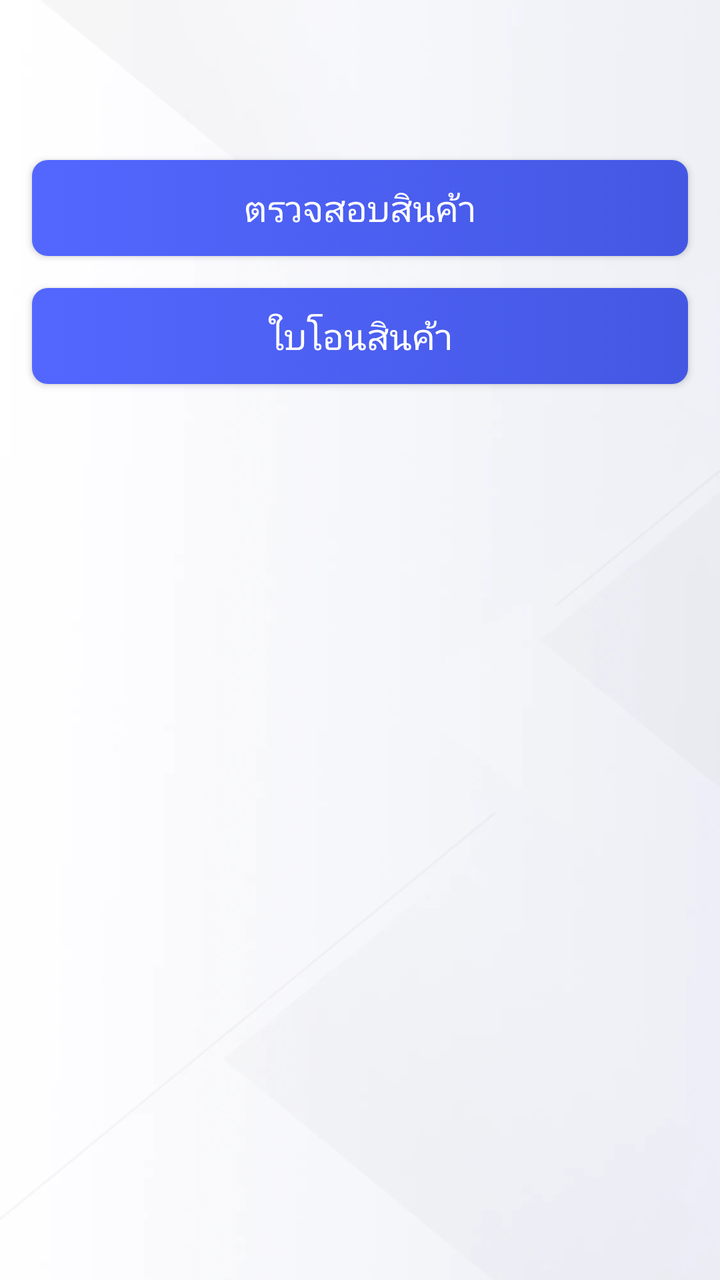
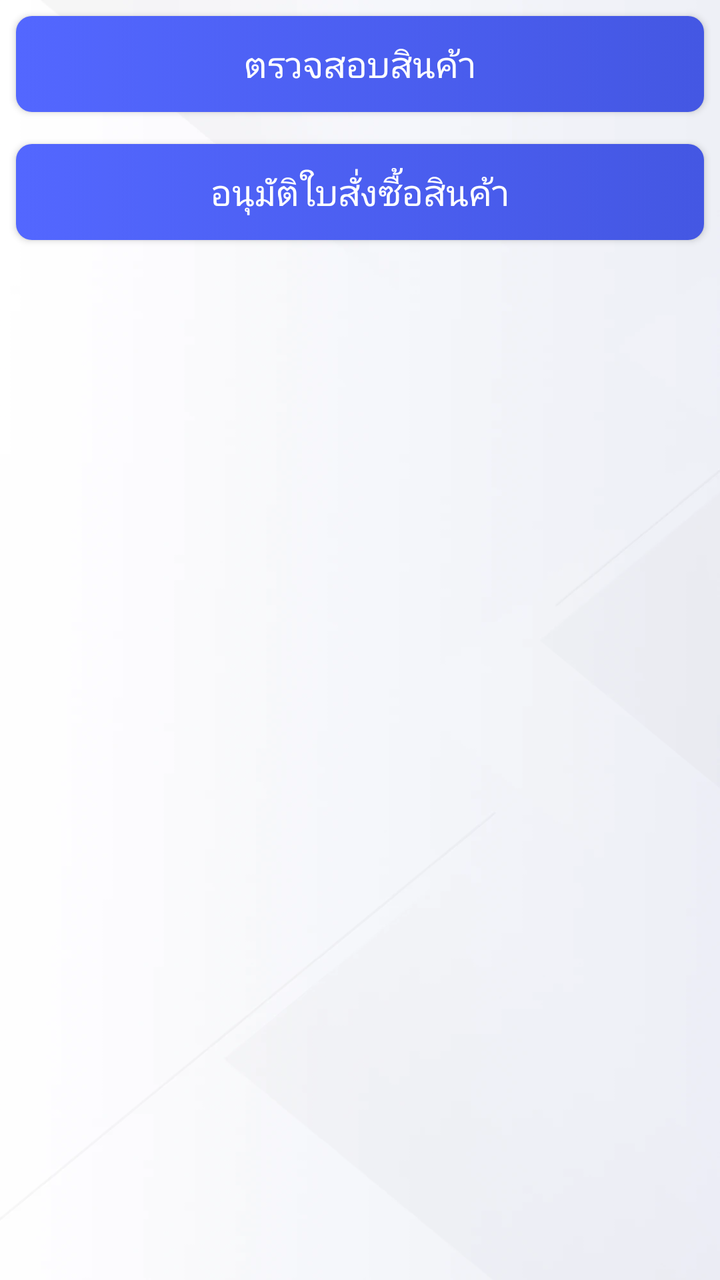

Before-and-after screenshots of an Android layout around one commit, followed by the original layout XML and the change that was made.
<!-- AndroidManifest.xml: application theme Theme.IdHome -->
<!-- res/layout/fragment_main.xml -->
<?xml version="1.0" encoding="utf-8"?>
<FrameLayout xmlns:android="http://schemas.android.com/apk/res/android"
    xmlns:app="http://schemas.android.com/apk/res-auto"
    xmlns:tools="http://schemas.android.com/tools"
    android:layout_width="match_parent"
    android:layout_height="match_parent"
    tools:context=".ui.fragment.MainFragment">

    <androidx.constraintlayout.widget.ConstraintLayout
        android:layout_width="match_parent"
        android:layout_height="match_parent"
        android:background="@drawable/splash_background">

        <androidx.appcompat.widget.AppCompatButton
            android:id="@+id/btn_sell"
            style="@style/ThemeBlue.Button"
            android:layout_margin="@dimen/space_16dp"
            android:enabled="true"
            android:text="@string/btn_sell_in_home_fragment"
            android:visibility="invisible"
            app:layout_constraintEnd_toEndOf="parent"
            app:layout_constraintStart_toStartOf="parent"
            app:layout_constraintTop_toTopOf="parent" />

        <androidx.appcompat.widget.AppCompatButton
            android:id="@+id/btn_check_product"
            style="@style/ThemeBlue.Button"
            android:layout_margin="@dimen/space_16dp"
            android:enabled="true"
            android:text="@string/btn_check_product_in_home_fragment"
            app:layout_constraintEnd_toEndOf="@+id/btn_sell"
            app:layout_constraintStart_toStartOf="@+id/btn_sell"
            app:layout_constraintTop_toBottomOf="@+id/btn_sell" />

        <androidx.appcompat.widget.AppCompatButton
            android:id="@+id/btn_transfer"
            style="@style/ThemeBlue.Button"
            android:layout_margin="@dimen/space_16dp"
            android:enabled="true"
            android:text="@string/btn_transfer"
            app:layout_constraintEnd_toEndOf="@+id/btn_check_product"
            app:layout_constraintStart_toStartOf="@+id/btn_check_product"
            app:layout_constraintTop_toBottomOf="@+id/btn_check_product" />

    </androidx.constraintlayout.widget.ConstraintLayout>
</FrameLayout>
<!-- resources referenced by this layout -->
<resources>
  <dimen name="space_16dp">16dp</dimen>
  <!-- drawable splash_background: webp bitmap (drawable-xxhdpi, 78680 bytes) -->
  <string name="btn_check_product_in_home_fragment">ตรวจสอบสินค้า</string>
  <string name="btn_sell_in_home_fragment">ขาย</string>
  <string name="btn_transfer">ใบโอนสินค้า</string>
  <style name="ThemeBlue.Button" parent="@style/Widget.AppCompat.Button">
          <item name="android:textSize">18sp</item>
          <item name="android:textColor">@color/ekyc_text_change_blue_enable</item>
          <item name="android:background">@drawable/bg_button_blue_gradian_selector</item>
          <item name="android:paddingTop">@dimen/half_padding</item>
          <item name="android:paddingBottom">@dimen/half_padding</item>
          <item name="android:layout_width">match_parent</item>
          <item name="android:layout_height">48dp</item>
          <item name="android:drawablePadding">@dimen/tiny_padding</item>
          <item name="android:fontFamily">@font/kanit_medium</item>
          <item name="android:paddingStart">@dimen/default_padding</item>
          <item name="android:paddingEnd">@dimen/default_padding</item>
      </style>
  <style name="Theme.IdHome" parent="Base.Theme.IdHome" />
  <!-- drawable bg_button_blue_gradian_selector (drawable) -->
  <?xml version="1.0" encoding="utf-8"?>
  <selector xmlns:android="http://schemas.android.com/apk/res/android">
      <item android:state_enabled="false" android:drawable="@drawable/bg_button_blue_gradian_disabled"/>
      <item android:state_pressed="true" android:drawable="@drawable/bg_button_blue_gradian_pressed"/>
      <item android:drawable="@drawable/bg_button_blue_gradian"/>
  </selector>
  <dimen name="half_padding">4dp</dimen>
  <dimen name="tiny_padding">2dp</dimen>
  <dimen name="default_padding">8dp</dimen>
  <style name="Base.Theme.IdHome" parent="Theme.Material3.DayNight.NoActionBar">
          <item name="colorPrimary">@color/idhome_primary</item>
          <item name="colorPrimaryVariant">@color/idhome_primary_variant</item>
      </style>
  <!-- drawable bg_button_blue_gradian_disabled (drawable) -->
  <?xml version="1.0" encoding="utf-8"?>
  <shape xmlns:android="http://schemas.android.com/apk/res/android" android:shape="rectangle">
      <corners android:radius="@dimen/space_08dp"/>
      <solid android:color="@color/colorGray"/>
  </shape>
  <!-- drawable bg_button_blue_gradian_pressed (drawable) -->
  <?xml version="1.0" encoding="utf-8"?>
  <shape xmlns:android="http://schemas.android.com/apk/res/android" android:shape="rectangle">
      <corners android:radius="@dimen/space_08dp"/>
      <solid android:color="@color/colorBlue3043CD"/>
  </shape>
  <!-- drawable bg_button_blue_gradian (drawable) -->
  <?xml version="1.0" encoding="utf-8"?>
  <shape xmlns:android="http://schemas.android.com/apk/res/android">
      <corners android:radius="@dimen/space_08dp"/>
      <gradient android:startColor="@color/colorBlue5367FF" android:endColor="@color/colorBlue4457E3" android:angle="0"/>
  </shape>
  <color name="idhome_primary">#CC0000</color>
  <color name="idhome_primary_variant">#333333</color>
  <dimen name="space_08dp">8dp</dimen>
  <color name="colorGray">#ffe1e1e1</color>
  <color name="colorBlue3043CD">#ff3043cd</color>
  <color name="colorBlue5367FF">#ff5367ff</color>
  <color name="colorBlue4457E3">#ff4457e3</color>
</resources>

<!-- the commit's change to res/layout/fragment_main.xml (unified diff, before → after) -->
@@ -6,41 +6,42 @@
     android:layout_height="match_parent"
     tools:context=".ui.fragment.MainFragment">
 
-    <androidx.constraintlayout.widget.ConstraintLayout
+    <LinearLayout
         android:layout_width="match_parent"
         android:layout_height="match_parent"
-        android:background="@drawable/splash_background">
+        android:background="@drawable/splash_background"
+        android:orientation="vertical">
 
         <androidx.appcompat.widget.AppCompatButton
             android:id="@+id/btn_sell"
             style="@style/ThemeBlue.Button"
-            android:layout_margin="@dimen/space_16dp"
+            android:layout_margin="@dimen/space_08dp"
             android:enabled="true"
             android:text="@string/btn_sell_in_home_fragment"
-            android:visibility="invisible"
-            app:layout_constraintEnd_toEndOf="parent"
-            app:layout_constraintStart_toStartOf="parent"
-            app:layout_constraintTop_toTopOf="parent" />
+            android:visibility="gone" />
 
         <androidx.appcompat.widget.AppCompatButton
             android:id="@+id/btn_check_product"
             style="@style/ThemeBlue.Button"
-            android:layout_margin="@dimen/space_16dp"
+            android:layout_margin="@dimen/space_08dp"
             android:enabled="true"
-            android:text="@string/btn_check_product_in_home_fragment"
-            app:layout_constraintEnd_toEndOf="@+id/btn_sell"
-            app:layout_constraintStart_toStartOf="@+id/btn_sell"
-            app:layout_constraintTop_toBottomOf="@+id/btn_sell" />
+            android:text="@string/btn_check_product_in_home_fragment" />
 
         <androidx.appcompat.widget.AppCompatButton
             android:id="@+id/btn_transfer"
             style="@style/ThemeBlue.Button"
-            android:layout_margin="@dimen/space_16dp"
+            android:layout_margin="@dimen/space_08dp"
             android:enabled="true"
             android:text="@string/btn_transfer"
-            app:layout_constraintEnd_toEndOf="@+id/btn_check_product"
-            app:layout_constraintStart_toStartOf="@+id/btn_check_product"
-            app:layout_constraintTop_toBottomOf="@+id/btn_check_product" />
+            android:visibility="gone" />
 
-    </androidx.constraintlayout.widget.ConstraintLayout>
+        <androidx.appcompat.widget.AppCompatButton
+            android:id="@+id/btn_po_manage"
+            style="@style/ThemeBlue.Button"
+            android:layout_margin="@dimen/space_08dp"
+            android:enabled="true"
+            android:text="@string/btn_po_manage" />
+
+    </LinearLayout>
+
 </FrameLayout>
<!-- resource entries referenced after the edit -->
@@ -1,8 +1,8 @@
 <!-- resources referenced by this layout -->
 <resources>
-  <dimen name="space_16dp">16dp</dimen>
   <!-- drawable splash_background: webp bitmap (drawable-xxhdpi, 78680 bytes) -->
   <string name="btn_check_product_in_home_fragment">ตรวจสอบสินค้า</string>
+  <string name="btn_po_manage">อนุมัติใบสั่งซื้อสินค้า</string>
   <string name="btn_sell_in_home_fragment">ขาย</string>
   <string name="btn_transfer">ใบโอนสินค้า</string>
   <style name="ThemeBlue.Button" parent="@style/Widget.AppCompat.Button">
